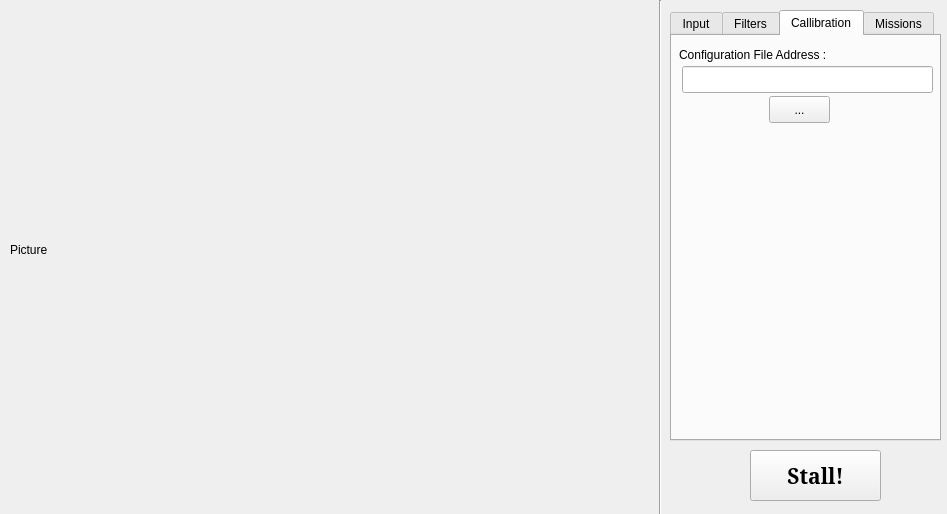
Above: mainwindow.ui from MrKarimiD/Shape-Detector before the change. Below: the same form after it.
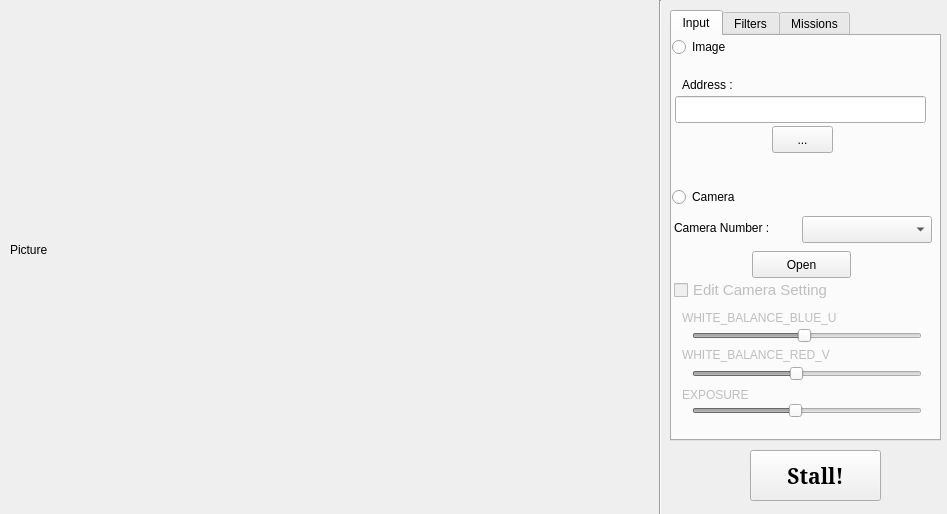
That is the form after the change. The open tabs and pages were chosen to show the change.

Diff of the .ui file:
```diff
--- a/mainwindow.ui
+++ b/mainwindow.ui
@@ -321,47 +321,6 @@
       <string>Filters</string>
      </attribute>
     </widget>
-    <widget class="QWidget" name="camCal_tab">
-     <attribute name="title">
-      <string>Callibration</string>
-     </attribute>
-     <widget class="QPushButton" name="confAddress_button">
-      <property name="geometry">
-       <rect>
-        <x>97</x>
-        <y>60</y>
-        <width>61</width>
-        <height>27</height>
-       </rect>
-      </property>
-      <property name="text">
-       <string>...</string>
-      </property>
-     </widget>
-     <widget class="QLabel" name="confAdd_label">
-      <property name="geometry">
-       <rect>
-        <x>7</x>
-        <y>10</y>
-        <width>221</width>
-        <height>17</height>
-       </rect>
-      </property>
-      <property name="text">
-       <string>Configuration File Address :</string>
-      </property>
-     </widget>
-     <widget class="QLineEdit" name="confAddress_lineEdit">
-      <property name="geometry">
-       <rect>
-        <x>10</x>
-        <y>30</y>
-        <width>251</width>
-        <height>27</height>
-       </rect>
-      </property>
-     </widget>
-    </widget>
     <widget class="QWidget" name="tab">
      <attribute name="title">
       <string>Missions</string>
```
